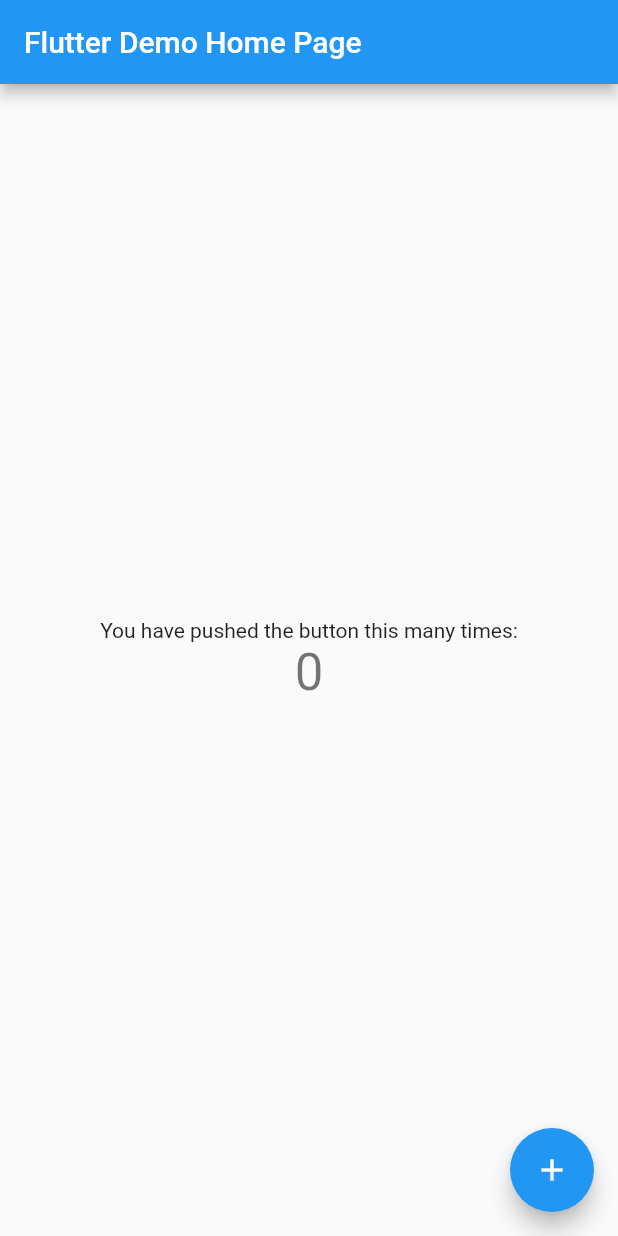
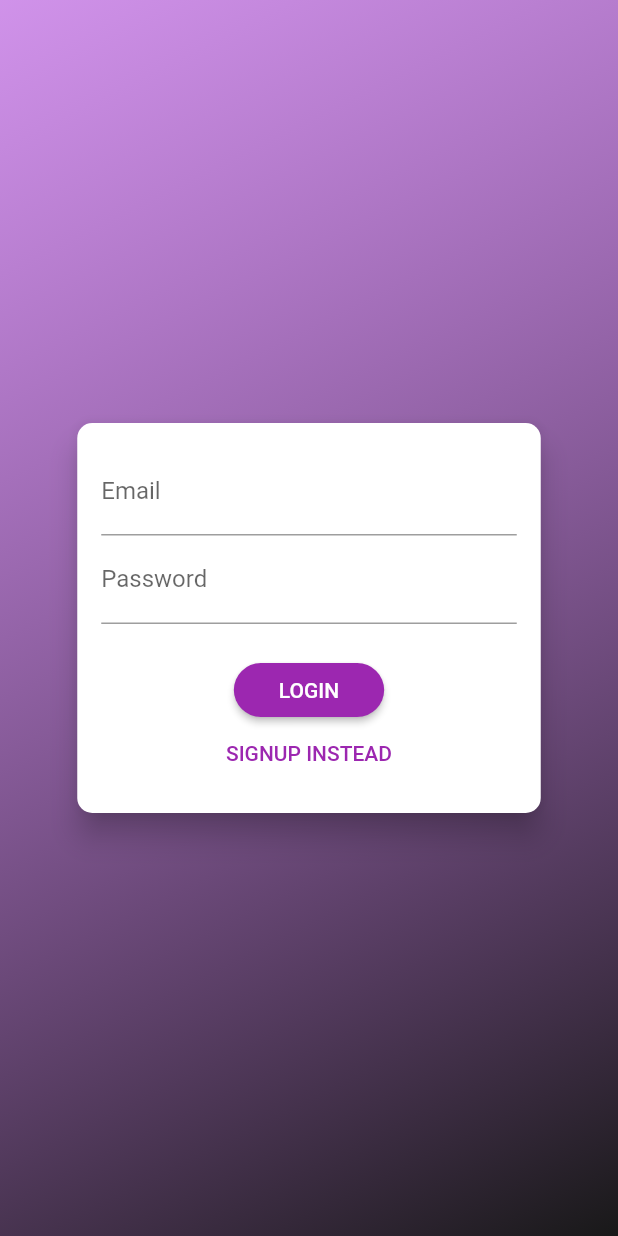
Before and after one commit to SrikantKanekar/TasksApp-Flutter, a Flutter app: the screen it shows after launch, on a phone screen of 412 x 824 dp. Run offline on Flutter 3.47's test engine with Material 2 defaults, Android fonts, the phone set to English and light mode, and no system bars; our stand-ins replace shared_preferences, sqflite; accounts and stored records are empty.

Commit message:
Added Auth package

```diff
--- a/lib/main.dart
+++ b/lib/main.dart
@@ -1,66 +1,36 @@
 import 'package:auth/auth.dart';
 import 'package:flutter/material.dart';
+import 'package:provider/provider.dart';
 
-void main() {
-  runApp(const MyApp());
-}
+void main() => runApp(const MyApp());
 
 class MyApp extends StatelessWidget {
   const MyApp({Key? key}) : super(key: key);
 
   @override
   Widget build(BuildContext context) {
-    return MaterialApp(
-      title: 'Flutter Demo',
-      theme: ThemeData(
-        primarySwatch: Colors.blue,
-      ),
-      home: const MyHomePage(title: 'Flutter Demo Home Page'),
-    );
-  }
-}
-
-class MyHomePage extends StatefulWidget {
-  const MyHomePage({Key? key, required this.title}) : super(key: key);
- final String title;
-
-  @override
-  State<MyHomePage> createState() => _MyHomePageState();
-}
-
-class _MyHomePageState extends State<MyHomePage> {
-  int _counter = 0;
-
-  void _incrementCounter() {
-    setState(() {
-      _counter = Calculator().addOne(_counter);
-    });
-  }
-
-  @override
-  Widget build(BuildContext context) {
-    return Scaffold(
-      appBar: AppBar(
-        title: Text(widget.title),
-      ),
-      body: Center(
-        child: Column(
-          mainAxisAlignment: MainAxisAlignment.center,
-          children: <Widget>[
-            const Text(
-              'You have pushed the button this many times:',
-            ),
-            Text(
-              '$_counter',
-              style: Theme.of(context).textTheme.headline4,
-            ),
-          ],
+    return MultiProvider(
+      providers: [
+        ChangeNotifierProvider.value(
+          value: Auth(),
         ),
-      ),
-      floatingActionButton: FloatingActionButton(
-        onPressed: _incrementCounter,
-        tooltip: 'Increment',
-        child: const Icon(Icons.add),
+      ],
+      child: Consumer<Auth>(
+        builder: (ctx, auth, _) => MaterialApp(
+          title: 'Tasks',
+          theme: ThemeData(
+            primarySwatch: Colors.purple,
+          ),
+          home: auth.isAuth
+              ? const Scaffold()
+              : FutureBuilder(
+            future: auth.tryAutoLogin(),
+            builder: (ctx, snapShot) =>
+            snapShot.connectionState == ConnectionState.waiting
+                ? const SplashScreen()
+                : const AuthScreen(),
+          ),
+        ),
       ),
     );
   }
--- a/packages/auth/lib/auth.dart
+++ b/packages/auth/lib/auth.dart
@@ -1,7 +1,11 @@
 library auth;
 
-/// A Calculator.
-class Calculator {
-  /// Returns [value] plus 1.
-  int addOne(int value) => value + 1;
-}
+// User Model
+export 'src/model/user.dart';
+
+// Auth Provider
+export 'src/provider/auth.dart';
+
+// Screens
+export 'src/screens/splash_screen.dart';
+export 'src/screens/auth_screen.dart';
--- /dev/null
+++ b/packages/auth/lib/src/database/user_database.dart
@@ -0,0 +1,69 @@
+import 'dart:convert';
+
+import 'package:auth/src/model/user.dart';
+import 'package:sqflite/sqflite.dart' as sql;
+import 'package:sqflite/sqlite_api.dart';
+import 'package:path/path.dart' as path;
+
+class UserDatabase {
+  static Future<Database> _database() async {
+    final dbPath = await sql.getDatabasesPath();
+    return sql.openDatabase(
+      path.join(dbPath!, 'users.db'),
+      onCreate: (db, version) {
+        return db.execute(
+            'CREATE TABLE user_table (email TEXT PRIMARY KEY, username TEXT, password TEXT, favourites TEXT)');
+      },
+      version: 1,
+    );
+  }
+
+  static Future<void> insert(User user) async {
+    final db = await UserDatabase._database();
+    db.insert(
+      'user_table',
+      user.toMap(),
+      conflictAlgorithm: ConflictAlgorithm.replace,
+    );
+  }
+
+  static Future<User?> getUser(String email) async {
+    final db = await UserDatabase._database();
+    try {
+      final json =
+          await db.rawQuery('SELECT * FROM user_table WHERE email="$email"');
+      return User.fromMap(json.first);
+    } catch (e) {
+      return null;
+    }
+  }
+
+  static Future<void> deleteUser(String email) async {
+    final db = await UserDatabase._database();
+    await db.delete('user_table', where: 'email = ?', whereArgs: [email]);
+  }
+
+  static Future<bool> addFavourite(String email, String name) async {
+    final db = await UserDatabase._database();
+    var user = await UserDatabase.getUser(email);
+    if (user != null && !user.favourites.contains(name)) {
+      user.favourites.add(name);
+      await db.rawUpdate('UPDATE user_table SET favourites = ? WHERE email = ?',
+          [json.encode(user.favourites), email]);
+      return true;
+    }
+    return false;
+  }
+
+  static Future<bool> removeFavourite(String email, String name) async {
+    final db = await UserDatabase._database();
+    var user = await UserDatabase.getUser(email);
+    if (user != null && user.favourites.contains(name)) {
+      user.favourites.remove(name);
+      await db.rawUpdate('UPDATE user_table SET favourites = ? WHERE email = ?',
+          [json.encode(user.favourites), email]);
+      return true;
+    }
+    return false;
+  }
+}
--- /dev/null
+++ b/packages/auth/lib/src/model/user.dart
@@ -0,0 +1,38 @@
+import 'dart:convert';
+
+class User {
+  String email;
+  String username;
+  String password;
+  List<String> favourites;
+
+  User({
+    required this.email,
+    required this.username,
+    required this.password,
+    required this.favourites,
+  });
+
+  Map<String, Object?> toMap() {
+    return {
+      'email': email,
+      'username': username,
+      'password': password,
+      'favourites': json.encode(favourites),
+    };
+  }
+
+  static User fromMap(Map<String, Object?> map) {
+    List<String> fav = [];
+    var list = json.decode(map['favourites'] as String);
+    list.forEach((element) {
+      fav.add(element.toString());
+    });
+    return User(
+      email: map['email'] as String,
+      username: map['username'] as String,
+      password: map['password'] as String,
+      favourites: fav,
+    );
+  }
+}
--- /dev/null
+++ b/packages/auth/lib/src/provider/auth.dart
@@ -0,0 +1,95 @@
+import 'package:auth/src/database/user_database.dart';
+import 'package:auth/src/model/user.dart';
+import 'package:flutter/cupertino.dart';
+import 'package:shared_preferences/shared_preferences.dart';
+
+class Auth with ChangeNotifier {
+  User? _user;
+
+  bool get isAuth {
+    return _user != null;
+  }
+
+  User? get getUser {
+    return _user;
+  }
+
+  Future<void> register(User newUser) async {
+    try{
+      var user = await UserDatabase.getUser(newUser.email);
+      if (user == null){
+        _user = newUser;
+        notifyListeners();
+        await UserDatabase.insert(newUser);
+
+        SharedPreferences prefs = await SharedPreferences.getInstance();
+        await prefs.setString('email', newUser.email);
+      } else {
+        throw Exception('User with given email already exists');
+      }
+    } catch(e) {
+      rethrow;
+    }
+  }
+
+  Future<void> login(String email, String password) async {
+    try{
+      var user = await UserDatabase.getUser(email);
+      if (user != null && user.password == password){
+        _user = user;
+        notifyListeners();
+
+        SharedPreferences prefs = await SharedPreferences.getInstance();
+        await prefs.setString('email', email);
+      } else {
+        throw Exception('Invalid email or password');
+      }
+    } catch(e) {
+      rethrow;
+    }
+  }
+
+  Future<bool> tryAutoLogin() async {
+    final prefs = await SharedPreferences.getInstance();
+    var email = prefs.getString('email');
+    if (email != null) {
+      var user = await UserDatabase.getUser(email);
+      _user = user;
+      notifyListeners();
+      return true;
+    }
+    return false;
+  }
+
+  Future<void> logout() async {
+    _user = null;
+    notifyListeners();
+    final prefs = await SharedPreferences.getInstance();
+    prefs.clear();
+  }
+
+  Future<void> deleteAccount() async {
+    await UserDatabase.deleteUser(_user!.email);
+    logout();
+  }
+
+  Future<void> addFavourites(String name) async {
+    var success = await UserDatabase.addFavourite(_user!.email, name);
+    if (success){
+      _user!.favourites.add(name);
+      notifyListeners();
+    }
+  }
+
+  Future<void> removeFavourites(String name) async {
+    var success = await UserDatabase.removeFavourite(_user!.email, name);
+    if (success){
+      _user!.favourites.remove(name);
+      notifyListeners();
+    }
+  }
+
+  bool isFav(String name){
+    return _user!.favourites.contains(name);
+  }
+}
--- /dev/null
+++ b/packages/auth/lib/src/screens/auth_card.dart
@@ -0,0 +1,264 @@
+import 'package:auth/src/model/user.dart';
+import 'package:auth/src/provider/auth.dart';
+import 'package:flutter/material.dart';
+import 'package:provider/provider.dart';
+
+enum AuthMode { signup, login }
+
+class AuthCard extends StatefulWidget {
+  const AuthCard({
+    Key? key,
+  }) : super(key: key);
+
+  @override
+  _AuthCardState createState() => _AuthCardState();
+}
+
+class _AuthCardState extends State<AuthCard>
+    with SingleTickerProviderStateMixin {
+  final GlobalKey<FormState> _formKey = GlobalKey();
+  AuthMode _authMode = AuthMode.login;
+
+  final Map<String, String> _authData = {
+    'email': '',
+    'username': '',
+    'password': '',
+  };
+
+  var _isLoading = false;
+  final _passwordController = TextEditingController();
+  late AnimationController _controller;
+  late Animation<Offset> _slideAnimation;
+  late Animation<double> _opacityAnimation;
+
+  @override
+  void initState() {
+    super.initState();
+    _controller = AnimationController(
+      vsync: this,
+      duration: const Duration(
+        milliseconds: 300,
+      ),
+    );
+    _slideAnimation = Tween<Offset>(
+      begin: const Offset(0, -1.5),
+      end: const Offset(0, 0),
+    ).animate(
+      CurvedAnimation(
+        parent: _controller,
+        curve: Curves.fastOutSlowIn,
+      ),
+    );
+    _opacityAnimation = Tween(begin: 0.0, end: 1.0).animate(
+      CurvedAnimation(
+        parent: _controller,
+        curve: Curves.easeIn,
+      ),
+    );
+  }
+
+  @override
+  void dispose() {
+    super.dispose();
+    _controller.dispose();
+  }
+
+  void _showErrorDialog(String message) {
+    showDialog(
+      context: context,
+      builder: (ctx) => AlertDialog(
+        title: const Text('An Error Occurred!'),
+        content: Text(message),
+        actions: <Widget>[
+          TextButton(
+            child: const Text('Okay'),
+            onPressed: () {
+              Navigator.of(ctx).pop();
+            },
+          )
+        ],
+      ),
+    );
+  }
+
+  Future<void> _submit() async {
+    if (_formKey.currentState!.validate()) {
+      _formKey.currentState!.save();
+      setState(() {
+        _isLoading = true;
+      });
+      try {
+        if (_authMode == AuthMode.login) {
+          await Provider.of<Auth>(context, listen: false).login(
+            _authData['email'] as String,
+            _authData['password'] as String,
+          );
+        } else {
+          await Provider.of<Auth>(context, listen: false).register(User(
+              email: _authData['email'] as String,
+              username: _authData['username'] as String,
+              password: _authData['password'] as String,
+              favourites: []));
+        }
+      } catch (error) {
+        _showErrorDialog(error.toString());
+      }
+      setState(() {
+        _isLoading = false;
+      });
+    }
+  }
+
+  void _switchAuthMode() {
+    if (_authMode == AuthMode.login) {
+      setState(() {
+        _authMode = AuthMode.signup;
+      });
+      _controller.forward();
+    } else {
+      setState(() {
+        _authMode = AuthMode.login;
+      });
+      _controller.reverse();
+    }
+  }
+
+  @override
+  Widget build(BuildContext context) {
+    final deviceSize = MediaQuery.of(context).size;
+    return Card(
+      shape: RoundedRectangleBorder(
+        borderRadius: BorderRadius.circular(10.0),
+      ),
+      elevation: 8.0,
+      child: AnimatedContainer(
+        duration: const Duration(milliseconds: 300),
+        curve: Curves.easeIn,
+        height: _authMode == AuthMode.signup ? 380 : 260,
+        constraints:
+            BoxConstraints(minHeight: _authMode == AuthMode.signup ? 380 : 260),
+        width: deviceSize.width * 0.75,
+        padding: const EdgeInsets.all(16.0),
+        child: Form(
+          key: _formKey,
+          child: SingleChildScrollView(
+            child: Column(
+              children: <Widget>[
+                TextFormField(
+                  decoration: const InputDecoration(labelText: 'Email'),
+                  keyboardType: TextInputType.emailAddress,
+                  validator: (value) {
+                    if (value!.isEmpty || !value.contains('@')) {
+                      return 'Invalid email!';
+                    }
+                  },
+                  onSaved: (value) {
+                    _authData['email'] = value!;
+                  },
+                ),
+                AnimatedContainer(
+                  constraints: BoxConstraints(
+                    minHeight: _authMode == AuthMode.signup ? 60 : 0,
+                    maxHeight: _authMode == AuthMode.signup ? 120 : 0,
+                  ),
+                  duration: const Duration(milliseconds: 300),
+                  curve: Curves.easeIn,
+                  child: FadeTransition(
+                    opacity: _opacityAnimation,
+                    child: SlideTransition(
+                      position: _slideAnimation,
+                      child: TextFormField(
+                        enabled: _authMode == AuthMode.signup,
+                        decoration:
+                            const InputDecoration(labelText: 'Username'),
+                        validator: _authMode == AuthMode.signup
+                            ? (value) {
+                                if (value!.isEmpty || value.length < 5) {
+                                  return 'Username is too short';
+                                }
+                              }
+                            : null,
+                        onSaved: (value) {
+                          _authData['username'] = value!;
+                        },
+                      ),
+                    ),
+                  ),
+                ),
+                TextFormField(
+                  decoration: const InputDecoration(labelText: 'Password'),
+                  obscureText: true,
+                  controller: _passwordController,
+                  validator: (value) {
+                    if (value!.isEmpty || value.length < 5) {
+                      return 'Password is too short!';
+                    }
+                  },
+                  onSaved: (value) {
+                    _authData['password'] = value!;
+                  },
+                ),
+                AnimatedContainer(
+                  constraints: BoxConstraints(
+                    minHeight: _authMode == AuthMode.signup ? 60 : 0,
+                    maxHeight: _authMode == AuthMode.signup ? 120 : 0,
+                  ),
+                  duration: const Duration(milliseconds: 300),
+                  curve: Curves.easeIn,
+                  child: FadeTransition(
+                    opacity: _opacityAnimation,
+                    child: SlideTransition(
+                      position: _slideAnimation,
+                      child: TextFormField(
+                        enabled: _authMode == AuthMode.signup,
+                        decoration: const InputDecoration(
+                            labelText: 'Confirm Password'),
+                        obscureText: true,
+                        validator: _authMode == AuthMode.signup
+                            ? (value) {
+                                if (value != _passwordController.text) {
+                                  return 'Passwords do not match!';
+                                }
+                              }
+                            : null,
+                      ),
+                    ),
+                  ),
+                ),
+                const SizedBox(height: 20),
+                if (_isLoading)
+                  const CircularProgressIndicator()
+                else
+                  RaisedButton(
+                    child:
+                        Text(_authMode == AuthMode.login ? 'LOGIN' : 'SIGN UP'),
+                    onPressed: _submit,
+                    shape: RoundedRectangleBorder(
+                      borderRadius: BorderRadius.circular(30),
+                    ),
+                    padding: const EdgeInsets.symmetric(
+                      horizontal: 30.0,
+                      vertical: 8.0,
+                    ),
+                    color: Theme.of(context).primaryColor,
+                    textColor: Colors.white,
+                  ),
+                FlatButton(
+                  child: Text(
+                      '${_authMode == AuthMode.login ? 'SIGNUP' : 'LOGIN'} INSTEAD'),
+                  onPressed: _switchAuthMode,
+                  padding: const EdgeInsets.symmetric(
+                    horizontal: 30.0,
+                    vertical: 4,
+                  ),
+                  materialTapTargetSize: MaterialTapTargetSize.shrinkWrap,
+                  textColor: Theme.of(context).primaryColor,
+                ),
+              ],
+            ),
+          ),
+        ),
+      ),
+    );
+  }
+}
--- /dev/null
+++ b/packages/auth/lib/src/screens/auth_screen.dart
@@ -0,0 +1,41 @@
+import 'package:flutter/material.dart';
+
+import 'auth_card.dart';
+
+class AuthScreen extends StatelessWidget {
+
+  const AuthScreen({Key? key}) : super(key: key);
+
+  @override
+  Widget build(BuildContext context) {
+    final deviceSize = MediaQuery.of(context).size;
+    return Scaffold(
+      body: Stack(
+        children: <Widget>[
+          Container(
+            decoration: BoxDecoration(
+              gradient: LinearGradient(
+                colors: [
+                  const Color.fromRGBO(166, 43, 217, 1.0).withOpacity(0.5),
+                  const Color.fromRGBO(0, 0, 0, 1.0).withOpacity(0.9),
+                ],
+                begin: Alignment.topLeft,
+                end: Alignment.bottomRight,
+                stops: const [0, 1],
+              ),
+            ),
+          ),
+          SingleChildScrollView(
+            child: SizedBox(
+              height: deviceSize.height,
+              width: deviceSize.width,
+              child: const Center(
+                  child: AuthCard(),
+              ),
+            ),
+          ),
+        ],
+      ),
+    );
+  }
+}
--- a/pubspec.yaml
+++ b/pubspec.yaml
@@ -10,6 +10,7 @@ dependencies:
   flutter:
     sdk: flutter
   cupertino_icons: ^1.0.2
+  provider: ^4.0.0
   auth:
     path: packages/auth
 
```
Also changed, not shown: packages/auth/lib/src/screens/splash_screen.dart (added, +14 -0 lines), packages/auth/pubspec.yaml (+4 -35 lines), packages/auth/pubspec.lock, pubspec.lock, 1 other file.
